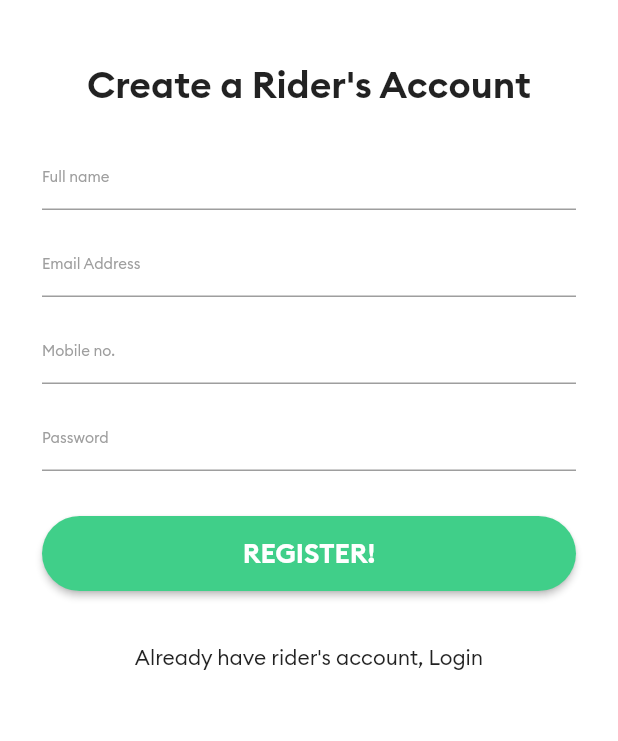
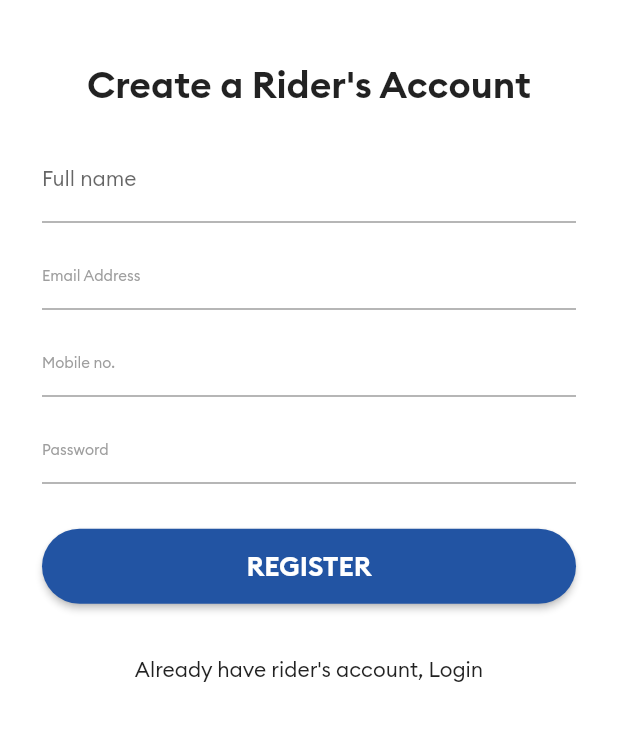
Before and after one commit to Sheshank-Srivastava/Car_Rider, a Flutter app: the screen it shows after launch, on a phone screen of 412 x 824 dp, the part 237-978 px from its top. Run offline on Flutter 3.47's test engine with Material 2 defaults, Android fonts, the phone set to English and light mode, and no system bars; our stand-ins replace connectivity, firebase_auth, firebase_core, firebase_database; accounts and stored records are empty.

```diff
--- a/lib/main.dart
+++ b/lib/main.dart
@@ -42,7 +42,12 @@ class MyApp extends StatelessWidget {
         fontFamily: 'Brand-Regular',
         primarySwatch: Colors.blue,
       ),
-      home: RegistrationPage(),
+      initialRoute: RegistrationPage.id,
+      routes:{
+        RegistrationPage.id:(context) =>RegistrationPage(),
+        LoginPage.id:(context) =>LoginPage(),
+        MainPage.id :(context)=> MainPage()
+      }
     );
   }
 }
--- a/lib/screens/mainpage.dart
+++ b/lib/screens/mainpage.dart
@@ -2,6 +2,7 @@ import 'package:firebase_database/firebase_database.dart';
 import 'package:flutter/material.dart';
 
 class MainPage extends StatefulWidget {
+  static const String id = 'mainpage';
   @override
   _MainPageState createState() => _MainPageState();
 }
--- a/lib/screens/registrationpage.dart
+++ b/lib/screens/registrationpage.dart
@@ -1,10 +1,71 @@
 import 'package:cab_rider/brand_colors.dart';
+import 'package:cab_rider/screens/mainpage.dart';
+import 'package:cab_rider/widgets/TaxiButton.dart';
+import 'package:connectivity/connectivity.dart';
+import 'package:firebase_auth/firebase_auth.dart';
+import 'package:firebase_core/firebase_core.dart';
+import 'package:firebase_database/firebase_database.dart';
 import 'package:flutter/material.dart';
+import 'package:cab_rider/screens/loginpage.dart';
+import 'package:flutter/services.dart';
 
-class RegistrationPage extends StatelessWidget {
+class RegistrationPage extends StatefulWidget {
+  static const String id = 'register';
+
   @override
-  Widget build(BuildContext context) {
+  _RegistrationPageState createState() => _RegistrationPageState();
+}
+
+class _RegistrationPageState extends State<RegistrationPage> {
+  final GlobalKey<ScaffoldState> scaffoldKey = new GlobalKey();
+
+  void showSnackBar(String title) {
+    final snackBar = SnackBar(
+        content: Text(
+          title,
+          textAlign: TextAlign.center,
+          style: TextStyle(fontSize: 15.0),
+        ));
+    scaffoldKey.currentState.showSnackBar(snackBar);
+  }
+
+  final FirebaseAuth _auth = FirebaseAuth.instance;
+
+  var fullNameController = TextEditingController();
+
+  var phoneController = TextEditingController();
+
+  var emailController = TextEditingController();
+
+  var passwordController = TextEditingController();
+
+  void registerUser() async {
+    final UserCredential user = await _auth.createUserWithEmailAndPassword(
+        email: emailController.text, password: passwordController.text)
+        .catchError((ex) {
+      PlatformException thisEx = ex;
+      showSnackBar(thisEx.message);
+    });
+
+    if (user != null) {
+      DatabaseReference newUserRef = FirebaseDatabase.instance.reference()
+          .child('user/${user.user.uid}');
+
+      Map userMap = {
+        'fullname':fullNameController.text,
+        'email': emailController.text,
+        'phone':phoneController.text
+      };
+
+      newUserRef.set(userMap);
+      Navigator.pushNamedAndRemoveUntil(context, MainPage.id, (route) => false);
+    }
+  }
+
+  @override
+  Widget build(BuildContext context)  {
     return Scaffold(
+      key: scaffoldKey,
       backgroundColor: Colors.white,
       body: SafeArea(
         child: SingleChildScrollView(
@@ -33,12 +94,13 @@ class RegistrationPage extends StatelessWidget {
                     children: [
                       //Full Name
                       TextField(
+                        controller: fullNameController,
                         keyboardType: TextInputType.text,
                         decoration: InputDecoration(
-                            hintText: 'Full name',
+                            labelText: 'Full name',
                             labelStyle: TextStyle(fontSize: 14.0),
                             hintStyle:
-                                TextStyle(color: Colors.grey, fontSize: 10.0)),
+                            TextStyle(color: Colors.grey, fontSize: 10.0)),
                         style: TextStyle(fontSize: 14),
                       ),
 
@@ -46,12 +108,13 @@ class RegistrationPage extends StatelessWidget {
 
                       //Email Address
                       TextField(
+                        controller: emailController,
                         keyboardType: TextInputType.emailAddress,
                         decoration: InputDecoration(
                             hintText: 'Email Address',
                             labelStyle: TextStyle(fontSize: 14.0),
                             hintStyle:
-                                TextStyle(color: Colors.grey, fontSize: 10.0)),
+                            TextStyle(color: Colors.grey, fontSize: 10.0)),
                         style: TextStyle(fontSize: 14),
                       ),
 
@@ -59,12 +122,13 @@ class RegistrationPage extends StatelessWidget {
 
                       //Phone Number
                       TextField(
+                        controller: phoneController,
                         keyboardType: TextInputType.phone,
                         decoration: InputDecoration(
                             hintText: 'Mobile no.',
                             labelStyle: TextStyle(fontSize: 14.0),
                             hintStyle:
-                                TextStyle(color: Colors.grey, fontSize: 10.0)),
+                            TextStyle(color: Colors.grey, fontSize: 10.0)),
                         style: TextStyle(fontSize: 14),
                       ),
 
@@ -72,11 +136,12 @@ class RegistrationPage extends StatelessWidget {
                       //Password
                       TextField(
                         obscureText: true,
+                        controller: passwordController,
                         decoration: InputDecoration(
                             hintText: 'Password',
                             labelStyle: TextStyle(fontSize: 14.0),
                             hintStyle:
-                                TextStyle(color: Colors.grey, fontSize: 10.0)),
+                            TextStyle(color: Colors.grey, fontSize: 10.0)),
                         style: TextStyle(fontSize: 14),
                       ),
 
@@ -84,28 +149,46 @@ class RegistrationPage extends StatelessWidget {
                         height: 30,
                       ),
 
-                      RaisedButton(
-                        onPressed: () {},
-                        shape: new RoundedRectangleBorder(
-                            borderRadius: new BorderRadius.circular(25)),
-                        color: BrandColors.colorGreen,
-                        textColor: Colors.white,
-                        child: Container(
-                          height: 50,
-                          child: Center(
-                            child: Text(
-                              'REGISTER!',
-                              style: TextStyle(
-                                  fontSize: 18, fontFamily: 'Brand-Bold'),
-                            ),
-                          ),
-                        ),
-                      )
+                      TaxiButton(
+                          color: BrandColors.colorBlue,
+                          title: 'REGISTER',
+                          onPressed: () async {
+
+                            var connectivityResult  = await Connectivity().checkConnectivity();
+
+                            if(connectivityResult!= ConnectivityResult.mobile&&connectivityResult!= ConnectivityResult.wifi){
+                              showSnackBar('No internet connection');
+                              return;
+                            }
+
+                            if (fullNameController.text.length < 3) {
+                              showSnackBar('Please provide a valid name');
+                              return;
+                            }
+                            if (phoneController.text.length < 10) {
+                              showSnackBar('Please provide valid phone number');
+                              return;
+                            }
+                            if (!emailController.text.contains('@')) {
+                              showSnackBar('Please provide valid email');
+                              return;
+                            }
+                            if (passwordController.text.length < 8) {
+                              showSnackBar(
+                                  'Please keep password more than 8 characters');
+                              return;
+                            }
+                            registerUser();
+                          })
                     ],
                   ),
                 ),
+                //Route to login page
                 FlatButton(
-                    onPressed: () {},
+                    onPressed: () {
+                      Navigator.pushNamedAndRemoveUntil(
+                          context, LoginPage.id, (route) => false);
+                    },
                     child: Text('Already have rider\'s account, Login')),
               ],
             ),
--- /dev/null
+++ b/lib/widgets/TaxiButton.dart
@@ -0,0 +1,33 @@
+import 'package:flutter/material.dart';
+import 'package:cab_rider/brand_colors.dart';
+
+class TaxiButton extends StatelessWidget {
+
+  final String title;
+  final Color color;
+  final Function onPressed;
+
+
+  TaxiButton({this.title, this.color, this.onPressed});
+
+  @override
+  Widget build(BuildContext context) {
+    return RaisedButton(
+      onPressed: onPressed,
+      shape: new RoundedRectangleBorder(
+          borderRadius: new BorderRadius.circular(25)),
+      color: color,
+      textColor: Colors.white,
+      child: Container(
+        height: 50,
+        child: Center(
+          child: Text(
+            title,
+            style:
+            TextStyle(fontSize: 18, fontFamily: 'Brand-Bold'),
+          ),
+        ),
+      ),
+    );
+  }
+}
--- a/pubspec.yaml
+++ b/pubspec.yaml
@@ -31,6 +31,7 @@ dependencies:
   firebase_core: ^0.7.0
   firebase_auth: ^0.20.0+1
   firebase_database: ^6.0.0
+  connectivity: ^2.0.2
 
 dev_dependencies:
   flutter_test:
```
Also changed, not shown: lib/screens/loginpage.dart (+21 -21 lines), pubspec.lock, 1 other file.
